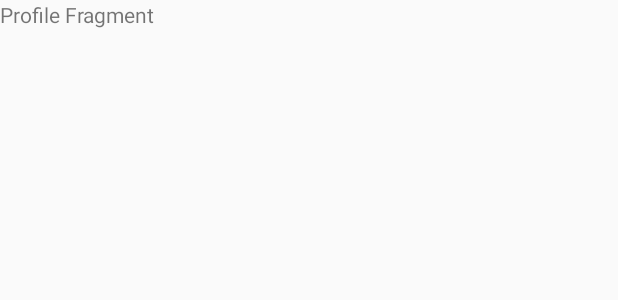
After one commit to abdelrahmanMohamed728/RemusiX, an Android app: the layout fragment_profile.xml on its own in the app's theme, with its tools: preview values and no code run, on a phone screen of 412 x 824 dp. The commit adds this screen. Shown: the top 300 px of the screen. Run offline under Robolectric (Android 15) with nearby library versions, the phone set to English and light mode, and no system bars.

Commit message:
6.6 commit

```diff
--- a/RemusiX-master/app/src/main/java/com/example/abdo/remusix/MainActivity.java
+++ b/RemusiX-master/app/src/main/java/com/example/abdo/remusix/MainActivity.java
@@ -18,7 +18,9 @@ public class MainActivity extends AppCompatActivity {
         viewPager1.setAdapter(adapter);
         tab1.setupWithViewPager(viewPager1);
         tab1.getTabAt(0).setIcon(R.drawable.home);
-        tab1.getTabAt(1).setIcon(R.drawable.notification);
-        tab1.getTabAt(2).setIcon(R.drawable.trend);
+        tab1.getTabAt(1).setIcon(R.drawable.profile);
+        tab1.getTabAt(2).setIcon(R.drawable.location);
+        tab1.getTabAt(3).setIcon(R.drawable.notification);
+        tab1.getTabAt(4).setIcon(R.drawable.trend);
     }
 }
--- /dev/null
+++ b/RemusiX-master/app/src/main/res/layout/fragment_profile.xml
@@ -0,0 +1,14 @@
+<?xml version="1.0" encoding="utf-8"?>
+<FrameLayout xmlns:android="http://schemas.android.com/apk/res/android"
+    xmlns:tools="http://schemas.android.com/tools"
+    android:layout_width="match_parent"
+    android:layout_height="match_parent"
+    tools:context=".ProfileFragment">
+
+    <!-- TODO: Update blank fragment layout -->
+    <TextView
+        android:layout_width="match_parent"
+        android:layout_height="match_parent"
+        android:text="Profile Fragment" />
+
+</FrameLayout>
```
Also changed, not shown: RemusiX-master/app/src/main/java/com/example/abdo/remusix/LocationFragment.java (added, +28 -0 lines), RemusiX-master/app/src/main/java/com/example/abdo/remusix/ProfileFragment.java (added, +29 -0 lines), RemusiX-master/app/src/main/java/com/example/abdo/remusix/viewPagerAdapter.java (+6 -2 lines), RemusiX-master/app/src/main/res/layout/fragment_location.xml (added, +13 -0 lines), RemusiX-master/app/src/main/res/drawable/location.png (added), RemusiX-master/app/src/main/res/drawable/profile.png (added).
